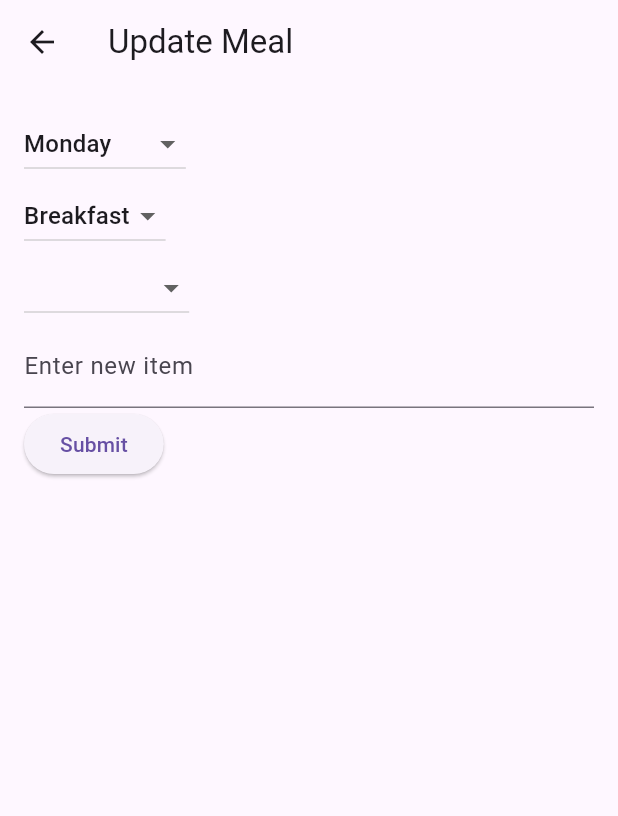
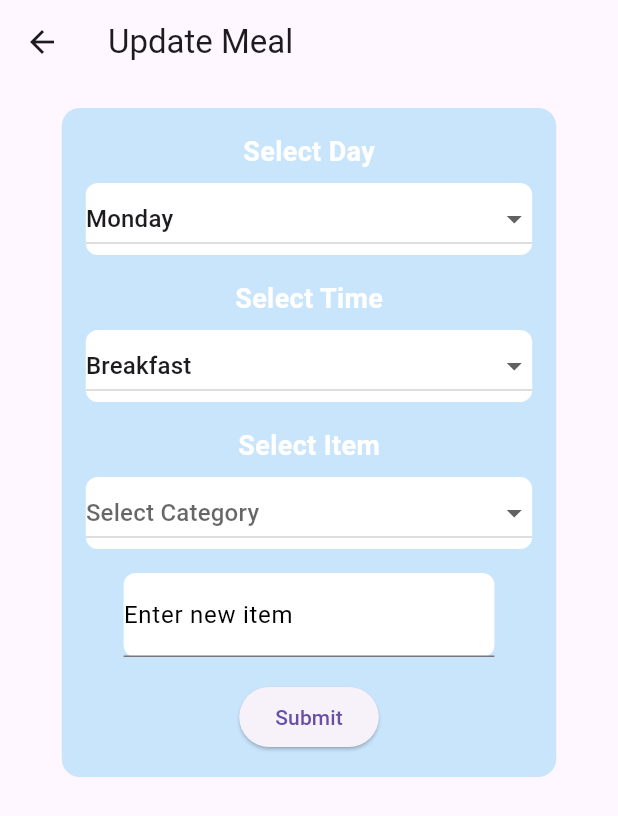
Before and after one commit to SivaManoj-Vakkalagadda/mess_app_v1, a Flutter app: the SuccessPage screen opened directly, on a phone screen of 412 x 824 dp. Shown: the top 816 px of the screen. Run offline on Flutter 3.47's test engine with Material 3 defaults, Android fonts, the phone set to English and light mode, and no system bars.

Commit message:
maded changes in teh successpage.dart

```diff
--- a/lib/successpage.dart
+++ b/lib/successpage.dart
@@ -75,15 +75,43 @@ class _SuccessPageState extends State<SuccessPage> {
 
   @override
   Widget build(BuildContext context) {
+    double screenWidth = MediaQuery.of(context).size.width;
+
     return Scaffold(
       appBar: AppBar(title: Text('Update Meal')),
-      body: Padding(
+      body: SingleChildScrollView(
+        child: Center(
+          child: Padding(
             padding: const EdgeInsets.all(16.0),
+            child: Container(
+              width: 0.8 * screenWidth, // Width set to 80% of screen width
+              decoration: BoxDecoration(
+                color:
+                    const Color.fromARGB(255, 201, 229, 252), // Blue container
+                borderRadius: BorderRadius.circular(12), // Rounded corners
+              ),
+              padding: EdgeInsets.all(16),
               child: Column(
-          crossAxisAlignment: CrossAxisAlignment.start,
+                mainAxisSize: MainAxisSize.min,
+                crossAxisAlignment: CrossAxisAlignment.center,
                 children: [
-            // Dropdown to select the day of the week
-            DropdownButton<String>(
+                  // Heading and dropdown for day selection
+                  Text(
+                    'Select Day',
+                    style: TextStyle(
+                      color: Colors.white,
+                      fontSize: 18,
+                      fontWeight: FontWeight.bold,
+                    ),
+                  ),
+                  SizedBox(height: 8),
+                  // Day dropdown with white background
+                  Container(
+                    decoration: BoxDecoration(
+                      color: Colors.white, // White background for the dropdown
+                      borderRadius: BorderRadius.circular(8),
+                    ),
+                    child: DropdownButton<String>(
                       value: selectedDay,
                       onChanged: (String? newValue) {
                         setState(() {
@@ -91,12 +119,34 @@ class _SuccessPageState extends State<SuccessPage> {
                         });
                       },
                       items: days.map<DropdownMenuItem<String>>((String day) {
-                return DropdownMenuItem<String>(value: day, child: Text(day));
+                        return DropdownMenuItem<String>(
+                            value: day, child: Text(day));
                       }).toList(),
+                      isExpanded: true,
+                      hint: Text('Select Day'),
+                      dropdownColor: Colors
+                          .white, // Ensure dropdown items also have white background
                     ),
+                  ),
+                  SizedBox(height: 16),
 
-            // Dropdown to select the meal time (Breakfast, Lunch, Snacks, Dinner)
-            DropdownButton<String>(
+                  // Heading and dropdown for meal time selection
+                  Text(
+                    'Select Time',
+                    style: TextStyle(
+                      color: Colors.white,
+                      fontSize: 18,
+                      fontWeight: FontWeight.bold,
+                    ),
+                  ),
+                  SizedBox(height: 8),
+                  // Meal time dropdown with white background
+                  Container(
+                    decoration: BoxDecoration(
+                      color: Colors.white, // White background for the dropdown
+                      borderRadius: BorderRadius.circular(8),
+                    ),
+                    child: DropdownButton<String>(
                       value: selectedMealTime,
                       onChanged: (String? newValue) {
                         setState(() {
@@ -105,13 +155,36 @@ class _SuccessPageState extends State<SuccessPage> {
                               null; // Reset category when meal time changes
                         });
                       },
-              items: mealTimes.map<DropdownMenuItem<String>>((String meal) {
-                return DropdownMenuItem<String>(value: meal, child: Text(meal));
+                      items: mealTimes
+                          .map<DropdownMenuItem<String>>((String meal) {
+                        return DropdownMenuItem<String>(
+                            value: meal, child: Text(meal));
                       }).toList(),
+                      isExpanded: true,
+                      hint: Text('Select Meal Time'),
+                      dropdownColor: Colors
+                          .white, // Ensure dropdown items also have white background
                     ),
+                  ),
+                  SizedBox(height: 16),
 
-            // Dropdown to select the category (e.g., "Main Dish", "Gravy", etc.)
-            DropdownButton<String>(
+                  // Heading and dropdown for category selection
+                  Text(
+                    'Select Item',
+                    style: TextStyle(
+                      color: Colors.white,
+                      fontSize: 18,
+                      fontWeight: FontWeight.bold,
+                    ),
+                  ),
+                  SizedBox(height: 8),
+                  // Category dropdown with white background
+                  Container(
+                    decoration: BoxDecoration(
+                      color: Colors.white, // White background for the dropdown
+                      borderRadius: BorderRadius.circular(8),
+                    ),
+                    child: DropdownButton<String>(
                       value: selectedCategory,
                       onChanged: (String? newValue) {
                         setState(() {
@@ -125,20 +198,50 @@ class _SuccessPageState extends State<SuccessPage> {
                                   value: category, child: Text(category));
                             }).toList()
                           : [],
+                      isExpanded: true,
+                      hint: Text('Select Category'),
+                      dropdownColor: Colors
+                          .white, // Ensure dropdown items also have white background
                     ),
+                  ),
+                  SizedBox(height: 16),
 
-            // TextField to input the new item name
-            TextField(
+                  // TextField wrapped in a container with white background
+                  Container(
+                    width: 0.6 *
+                        screenWidth, // Container width is 60% of screen width
+                    decoration: BoxDecoration(
+                      color: Colors
+                          .white, // White background for the text field container
+                      borderRadius: BorderRadius.circular(8), // Rounded corners
+                    ),
+                    child: TextField(
                       controller: textController,
-              decoration: InputDecoration(labelText: 'Enter new item'),
+                      decoration: InputDecoration(
+                        labelText: 'Enter new item',
+                        fillColor: Colors.white,
+                        labelStyle: TextStyle(color: Colors.black),
+                        focusedBorder: UnderlineInputBorder(
+                          borderSide: BorderSide(color: Colors.black),
                         ),
+                      ),
+                      style: TextStyle(color: Colors.black), // Black text color
+                    ),
+                  ),
+                  SizedBox(height: 16),
 
                   // Submit button to simulate the update
                   ElevatedButton(
-              onPressed: updateMeal, // Call the updateMeal function
+                    onPressed: updateMeal,
                     child: Text('Submit'),
+                    style: ElevatedButton.styleFrom(
+                      iconColor: Colors.orange, // Button color
+                    ),
                   ),
                 ],
+              ),
+            ),
+          ),
         ),
       ),
     );
```
Lines whose indentation alone changed are shown as unchanged.
